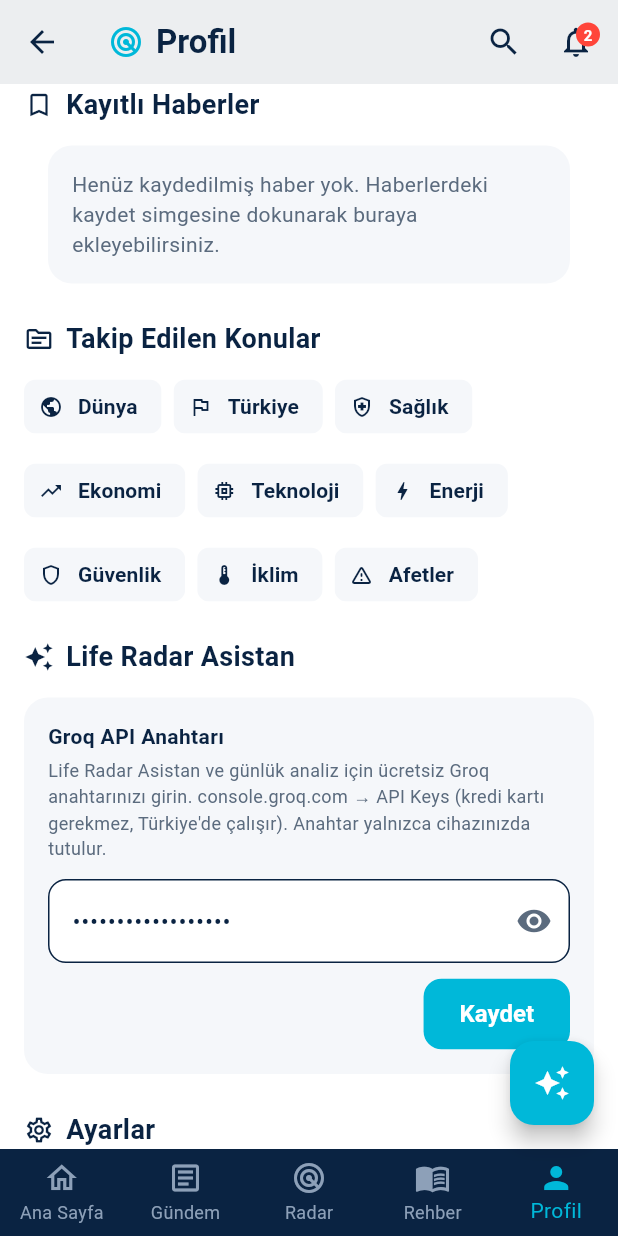
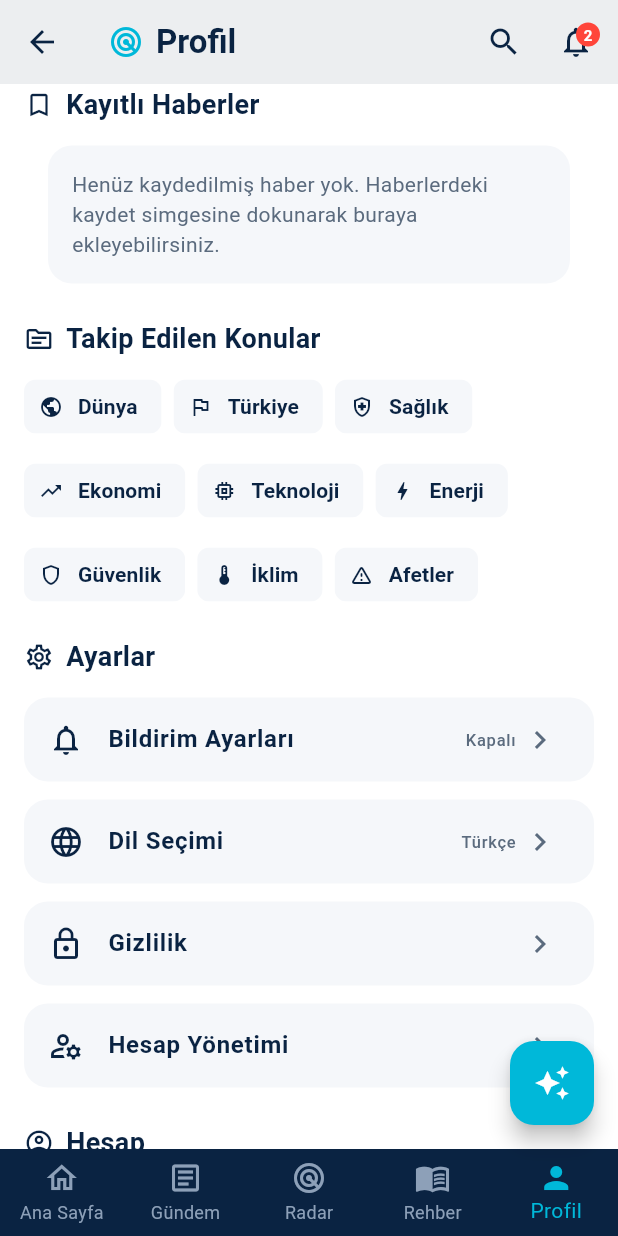
Before and after one commit to GizRa35/life-radar, a Flutter app: the MainScaffold screen opened directly, item 5 of the bottom bar chosen, scrolled down 576 dp, on a phone screen of 412 x 824 dp. Run offline on Flutter 3.47's test engine with Material 3 defaults, Android fonts, the phone set to English and light mode, and no system bars; our stand-ins replace geolocator, share_plus, shared_preferences; missing offline and left inert: dart:html, dart:js_util; accounts and stored records are empty; network calls fail.

Commit message:
Kullanicidan API anahtari istenmiyor: anahtar tamamen backendde, ApiKeyTile kaldirildi, build 4
Co-Authored-By: Claude Opus 4.7 <noreply@anthropic.com>

```diff
--- a/lib/screens/profile_screen.dart
+++ b/lib/screens/profile_screen.dart
@@ -71,9 +71,6 @@ class ProfileScreen extends StatelessWidget {
           ),
         ),
 
-        _SectionTitle('Life Radar Asistan', icon: Icons.auto_awesome),
-        const _ApiKeyTile(),
-
         _SectionTitle('Ayarlar', icon: Icons.settings_outlined),
         _SettingTile(
           icon: Icons.notifications_outlined,
@@ -123,87 +120,6 @@ class ProfileScreen extends StatelessWidget {
         ),
         const SizedBox(height: 24),
       ],
-    );
-  }
-}
-
-class _ApiKeyTile extends StatefulWidget {
-  const _ApiKeyTile();
-
-  @override
-  State<_ApiKeyTile> createState() => _ApiKeyTileState();
-}
-
-class _ApiKeyTileState extends State<_ApiKeyTile> {
-  late final TextEditingController _controller;
-  bool _obscure = true;
-
-  @override
-  void initState() {
-    super.initState();
-    _controller = TextEditingController(text: context.read<AppState>().apiKey);
-  }
-
-  @override
-  void dispose() {
-    _controller.dispose();
-    super.dispose();
-  }
-
-  @override
-  Widget build(BuildContext context) {
-    return Card(
-      child: Padding(
-        padding: const EdgeInsets.all(16),
-        child: Column(
-          crossAxisAlignment: CrossAxisAlignment.start,
-          children: [
-            const Text(
-              'Groq API Anahtarı',
-              style: TextStyle(
-                  fontWeight: FontWeight.w700, color: LifeRadarColors.navy),
-            ),
-            const SizedBox(height: 4),
-            const Text(
-              'Life Radar Asistan ve günlük analiz için ücretsiz Groq anahtarınızı girin. '
-              'console.groq.com → API Keys (kredi kartı gerekmez, Türkiye\'de çalışır). '
-              'Anahtar yalnızca cihazınızda tutulur.',
-              style: TextStyle(
-                  color: LifeRadarColors.textSecondary, fontSize: 12),
-            ),
-            const SizedBox(height: 12),
-            TextField(
-              controller: _controller,
-              obscureText: _obscure,
-              decoration: InputDecoration(
-                hintText: 'gsk_...',
-                filled: true,
-                fillColor: LifeRadarColors.background,
-                suffixIcon: IconButton(
-                  icon: Icon(_obscure ? Icons.visibility : Icons.visibility_off),
-                  onPressed: () => setState(() => _obscure = !_obscure),
-                ),
-                border: OutlineInputBorder(
-                  borderRadius: BorderRadius.circular(12),
-                ),
-              ),
-            ),
-            const SizedBox(height: 10),
-            Align(
-              alignment: Alignment.centerRight,
-              child: ElevatedButton(
-                onPressed: () {
-                  context.read<AppState>().setApiKey(_controller.text);
-                  ScaffoldMessenger.of(context).showSnackBar(
-                    const SnackBar(content: Text('API anahtarı kaydedildi')),
-                  );
-                },
-                child: const Text('Kaydet'),
-              ),
-            ),
-          ],
-        ),
-      ),
     );
   }
 }
--- a/pubspec.yaml
+++ b/pubspec.yaml
@@ -16,7 +16,7 @@ publish_to: 'none' # Remove this line if you wish to publish to pub.dev
 # https://developer.apple.com/library/archive/documentation/General/Reference/InfoPlistKeyReference/Articles/CoreFoundationKeys.html
 # In Windows, build-name is used as the major, minor, and patch parts
 # of the product and file versions while build-number is used as the build suffix.
-version: 1.0.0+3
+version: 1.0.0+4
 
 environment:
   sdk: '>=3.3.4 <4.0.0'
```
